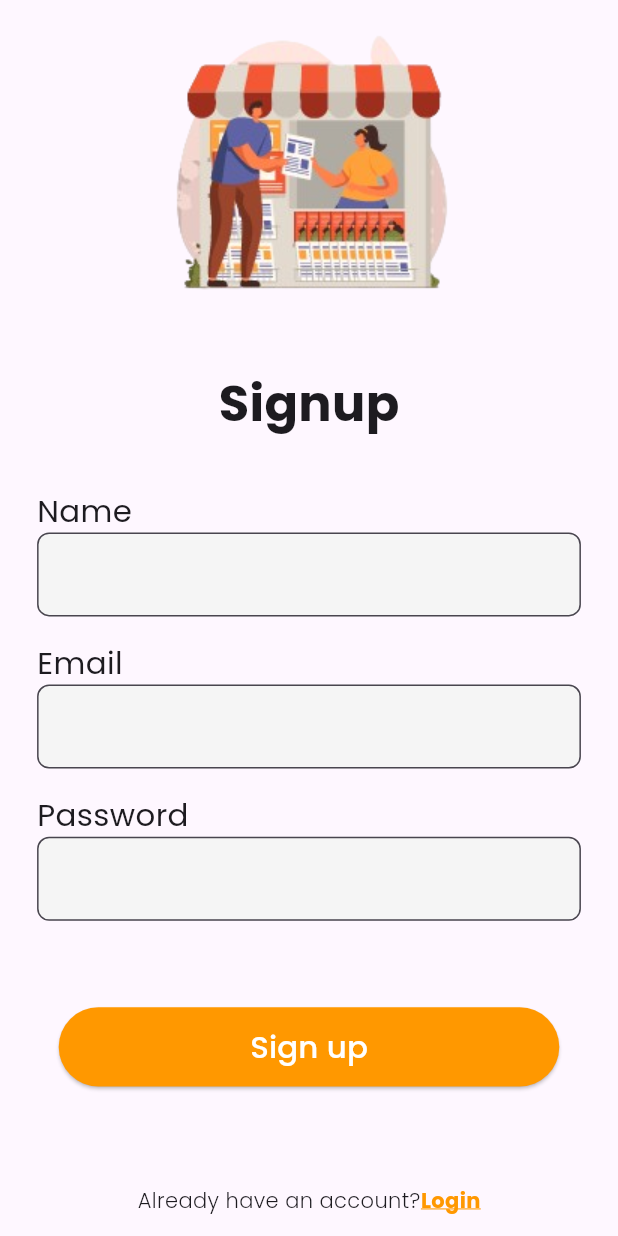
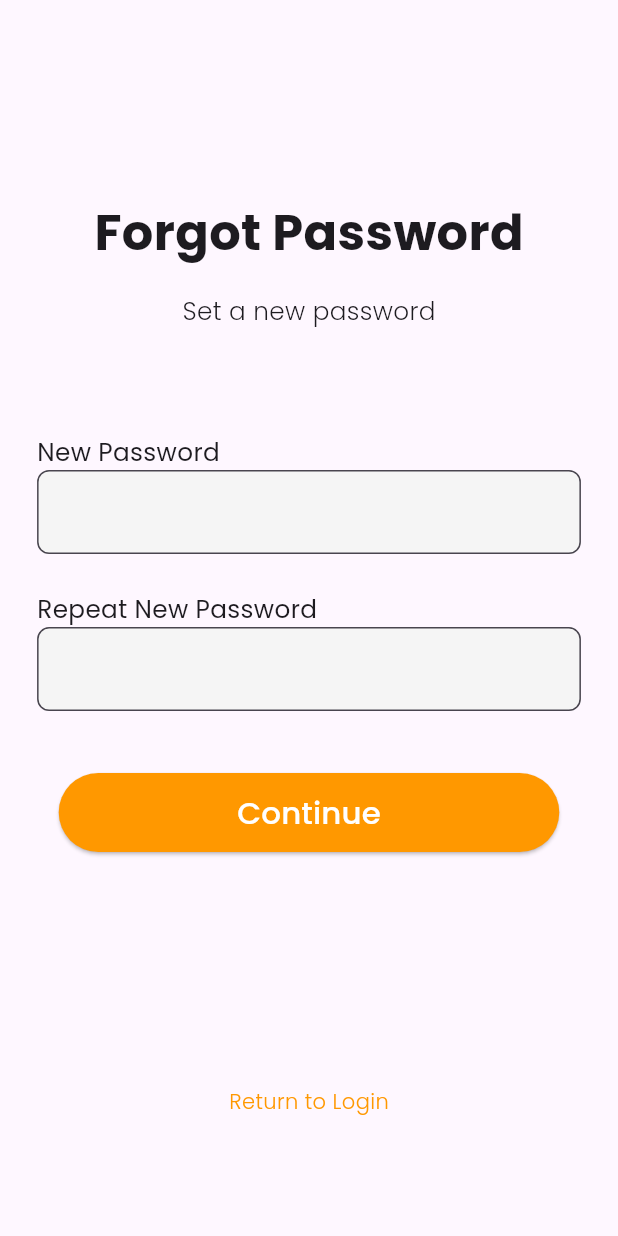
Before and after one commit to SHAKTHI-VEL/SHAKTHI_NEWS, a Flutter app: the screen it shows after launch, on a phone screen of 412 x 824 dp. Run offline on Flutter 3.47's test engine with Material 3 defaults, Android fonts, the light colour scheme and no system bars; our stand-ins replace flutter_otp_text_field, google_fonts.

Commit message:
forgotpassword ui implemented

```diff
--- /dev/null
+++ b/lib/features/ForgotPassword/ui/newpassword.dart
@@ -0,0 +1,130 @@
+import 'package:flutter/material.dart';
+import 'package:flutter/widgets.dart';
+import 'package:google_fonts/google_fonts.dart';
+
+class NewPassword extends StatefulWidget {
+  const NewPassword({super.key});
+
+  @override
+  State<NewPassword> createState() => _NewPasswordState();
+}
+
+class _NewPasswordState extends State<NewPassword> {
+  @override
+  Widget build(BuildContext context) {
+    double height = MediaQuery.sizeOf(context).height;
+    double width = MediaQuery.sizeOf(context).width;
+    final passwordController = TextEditingController();
+    final confirmpasswordController = TextEditingController();
+
+    return Scaffold(
+      body: SafeArea(
+        child: Column(
+          crossAxisAlignment: CrossAxisAlignment.center,
+          children: [
+            SizedBox(
+              height: height * 0.16,
+            ),
+            Container(
+              alignment: Alignment.center,
+              child: Text(
+                'Forgot Password',
+                style: GoogleFonts.poppins(
+                    fontSize: height * 0.04, fontWeight: FontWeight.bold),
+              ),
+            ),
+            SizedBox(
+              height: height * 0.02,
+            ),
+            Text(
+              'Set a new password',
+              style: GoogleFonts.poppins(
+                  fontSize: height * 0.02, fontWeight: FontWeight.w300),
+            ),
+            SizedBox(
+              height: height * 0.085,
+            ),
+            Container(
+              width: width * 0.88,
+              margin: EdgeInsets.only(left: width * 0.03, right: width * 0.03),
+              child: Column(
+                  crossAxisAlignment: CrossAxisAlignment.start,
+                  children: [
+                    Text('New Password',
+                        style: GoogleFonts.poppins(
+                            fontSize: height * 0.020,
+                            fontWeight: FontWeight.w400)),
+                    TextField(
+                      obscureText: true,
+                      controller: passwordController,
+                      decoration: InputDecoration(
+                        fillColor: Colors.grey.shade100,
+                        filled: true,
+                        border: OutlineInputBorder(
+                            borderRadius: BorderRadius.circular(8)),
+                      ),
+                    ),
+                    SizedBox(
+                      height: height * 0.03,
+                    ),
+                    Text('Repeat New Password',
+                        style: GoogleFonts.poppins(
+                            fontSize: height * 0.020,
+                            fontWeight: FontWeight.w400)),
+                    TextField(
+                      obscureText: true,
+                      controller: confirmpasswordController,
+                      decoration: InputDecoration(
+                        fillColor: Colors.grey.shade100,
+                        filled: true,
+                        border: OutlineInputBorder(
+                            borderRadius: BorderRadius.circular(8)),
+                      ),
+                    ),
+                    SizedBox(
+                      height: height * 0.05,
+                    ),
+                    Row(
+                      mainAxisAlignment: MainAxisAlignment.center,
+                      children: [
+                        SizedBox(
+                          width: width * 0.81,
+                          height: height * 0.064,
+                          child: ElevatedButton(
+                            style: ElevatedButton.styleFrom(
+                                backgroundColor: Colors.orange),
+                            onPressed: () {},
+                            child: Text(
+                              'Continue',
+                              style: GoogleFonts.poppins(
+                                  fontSize: height * 0.025,
+                                  color: Colors.white),
+                            ),
+                          ),
+                        ),
+                      ],
+                    ),
+                    SizedBox(
+                      height: height*0.19,
+                    ),
+                    Container(
+                      alignment: Alignment.center,
+                      child: InkWell(
+                        onTap: () {},
+                        child: Text(
+                          'Return to Login',
+                          style: GoogleFonts.poppins(
+                              fontSize: height * 0.017,
+                              fontWeight: FontWeight.w300,
+                              color: Colors.orange),
+                        ),
+                      ),
+                    )
+                  ]),
+            )
+          ],
+        ),
+      ),
+    );
+  }
+}
--- a/lib/main.dart
+++ b/lib/main.dart
@@ -1,4 +1,7 @@
 import 'package:flutter/material.dart';
+import 'package:shakthi_news/features/ForgotPassword/ui/forgotPassword.dart';
+import 'package:shakthi_news/features/ForgotPassword/ui/newpassword.dart';
+import 'package:shakthi_news/features/ForgotPassword/ui/otp.dart';
 import 'package:shakthi_news/features/Login/ui/login.dart';
 import 'package:shakthi_news/features/Signup/ui/signup.dart';
 
@@ -9,7 +12,6 @@ void main() {
 class MyApp extends StatelessWidget {
   const MyApp({super.key});
 
-  // This widget is the root of your application.
   @override
   Widget build(BuildContext context) {
     return MaterialApp(
@@ -17,10 +19,13 @@ class MyApp extends StatelessWidget {
       theme: ThemeData(
         useMaterial3: true,
       ),
-      initialRoute: 'signup',
+      initialRoute: 'newpassword',
       routes: {
         'login':(context)=>const Login(),
-        'signup':(context)=>const Signup()
+        'signup':(context)=>const Signup(),
+        'forgotpassword':(context)=>const ForgotPassword(),
+        'otp':(context)=>const OTP(),
+        'newpassword':(context)=>const NewPassword()
       },
     );
   }
--- a/pubspec.yaml
+++ b/pubspec.yaml
@@ -36,6 +36,7 @@ dependencies:
   # Use with the CupertinoIcons class for iOS style icons.
   cupertino_icons: ^1.0.6
   google_fonts: ^6.2.0
+  flutter_otp_text_field: ^1.1.3+2
 
 dev_dependencies:
   flutter_test:
```
Also changed, not shown: lib/features/ForgotPassword/ui/forgotPassword.dart (added, +89 -0 lines), lib/features/ForgotPassword/ui/otp.dart (added, +111 -0 lines), assets/forgotpassword.png (added), pubspec.lock.
